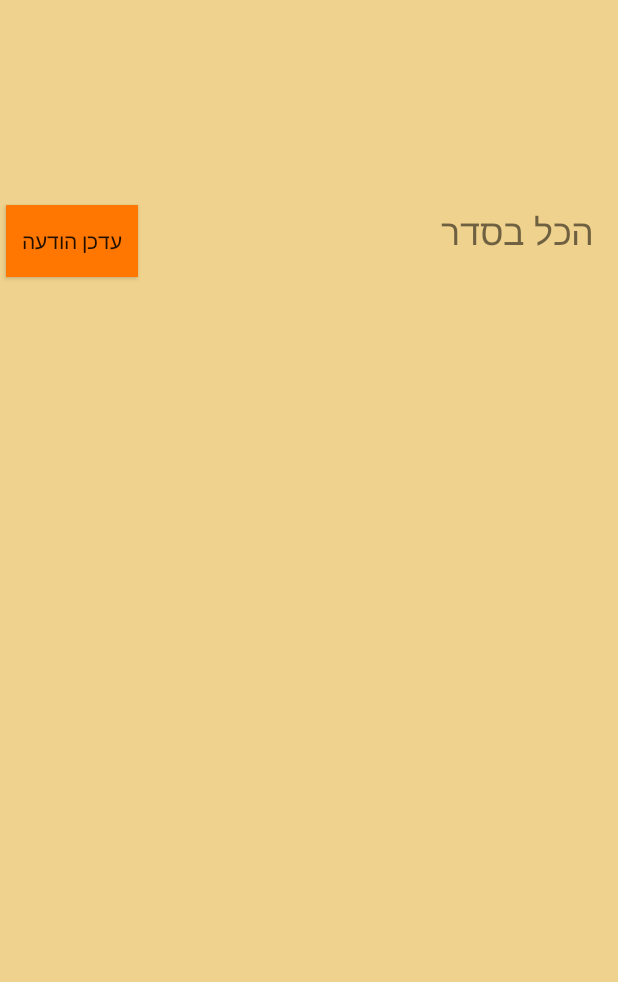
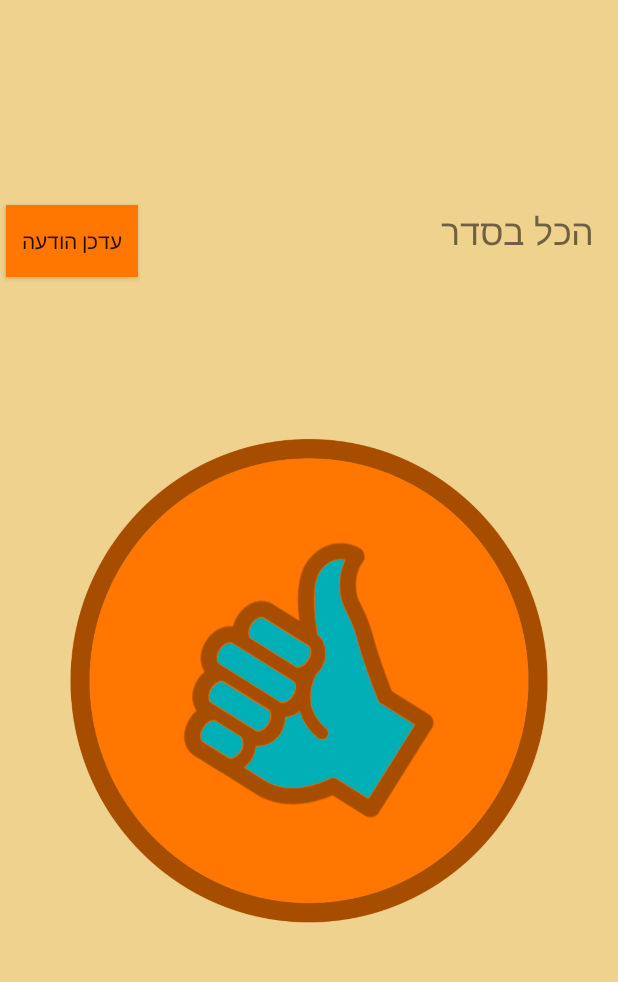
Before and after one commit to yperetz/Hazlash, an Android app: the screen it shows after launch (MainActivity), on a phone screen of 412 x 824 dp, the part 205-1187 px from its top. Run offline under Robolectric (Android 15) with nearby library versions, the phone set to English and light mode, and no system bars.

Commit message:
added main logo

```diff
--- a/app/src/main/res/layout/activity_main.xml
+++ b/app/src/main/res/layout/activity_main.xml
@@ -74,4 +74,19 @@
         app:layout_constraintVertical_bias="0.081"
         app:srcCompat="@drawable/logo_cropped" />
 
+    <ImageButton
+        android:id="@+id/mainIcon"
+        android:layout_width="408dp"
+        android:layout_height="405dp"
+        android:layout_marginTop="24dp"
+        android:backgroundTint="#00A25353"
+        android:foregroundTint="#00B18585"
+        android:scaleType="fitCenter"
+        app:layout_constraintBottom_toBottomOf="parent"
+        app:layout_constraintEnd_toEndOf="parent"
+        app:layout_constraintStart_toStartOf="parent"
+        app:layout_constraintTop_toBottomOf="@+id/messageToContacts"
+        app:srcCompat="@drawable/central_button_1_tilted"
+        android:contentDescription="TODO" />
+
 </android.support.constraint.ConstraintLayout>
```
Also changed, not shown: app/src/main/res/drawable/central_button_1_tilted.png (added).
